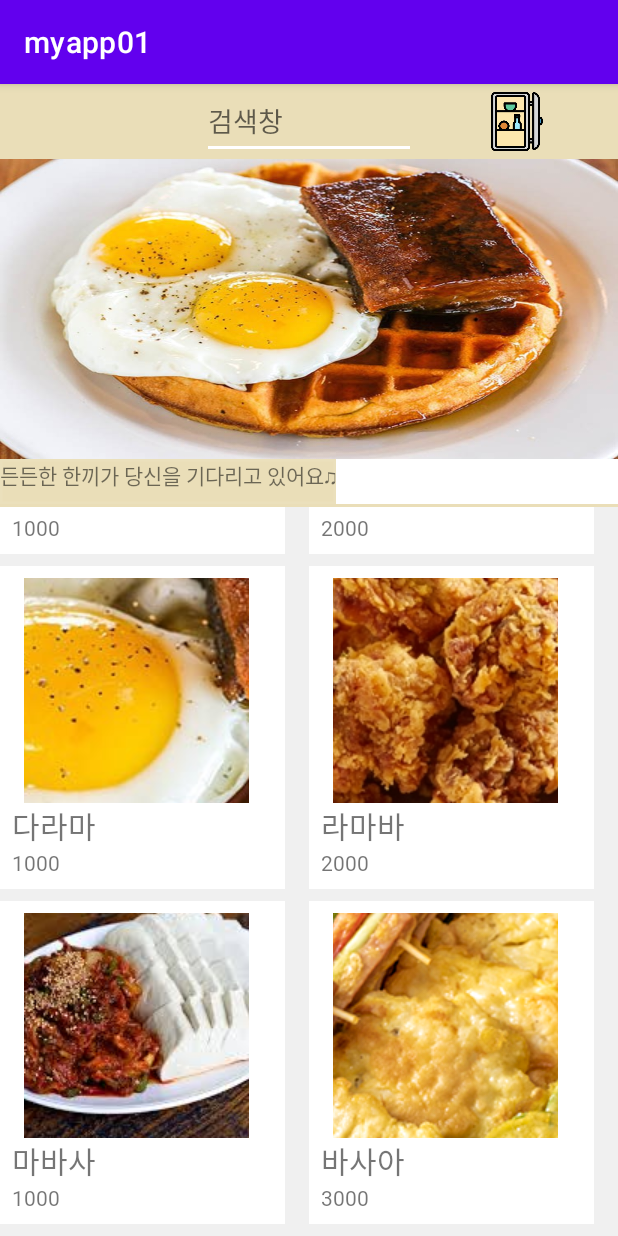
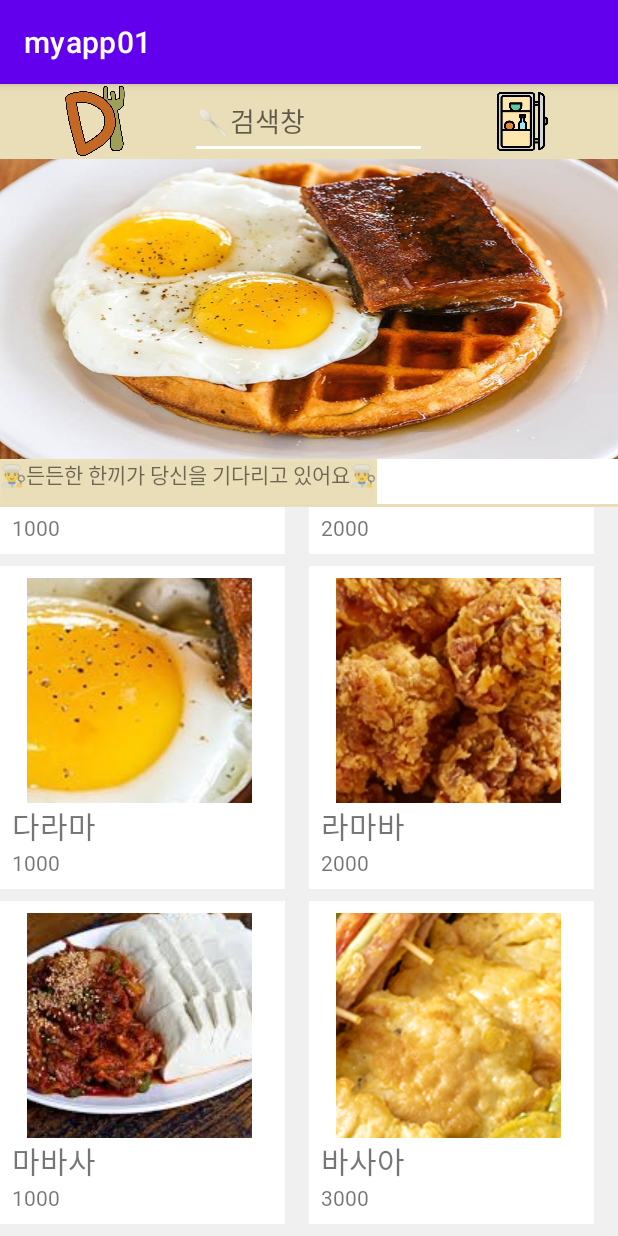
Before and after one commit to yeezze/JavaOnTheTop, an Android app: the screen it shows after launch (MainActivity), scrolled down 184 dp, on a phone screen of 412 x 824 dp. Run offline under Robolectric (Android 15) with nearby library versions, the phone set to English and light mode, and no system bars.

Commit message:
11/12 혜원 로고/스크랩버튼 디자인 추가

```diff
--- a/app/src/main/AndroidManifest.xml
+++ b/app/src/main/AndroidManifest.xml
@@ -11,7 +11,10 @@
         android:label="@string/app_name"
         android:roundIcon="@mipmap/ic_launcher_round"
         android:supportsRtl="true"
-        android:theme="@style/Theme.Myapp01">
+        android:theme="@style/Theme.Myapp01"
+
+        android:largeHeap="true"
+       >
         <activity
             android:name=".MainActivity"
             android:exported="true">
--- a/app/src/main/res/layout/activity_main.xml
+++ b/app/src/main/res/layout/activity_main.xml
@@ -21,17 +21,16 @@
             android:layout_width="50dp"
             android:layout_height="50dp"
             android:layout_weight="1"
-            tools:srcCompat="@tools:sample/avatars" />
+            app:srcCompat="@drawable/logo2" />
 
         <EditText
             android:layout_width="wrap_content"
             android:layout_height="50dp"
             android:layout_weight="1"
             android:backgroundTint="#FFFFFF"
-            android:hint="검색창"
             android:fontFamily="@font/imcresoojin"
+            android:hint="🥄검색창" />
 
-            />
 
         <ImageButton
             android:id="@+id/scrap"
@@ -61,7 +60,8 @@
             android:background="@drawable/round_background"
             android:backgroundTint="#EADEB8"
             android:fontFamily="@font/imcresoojin"
-            android:text="든든한 한끼가 당신을 기다리고 있어요♫" />
+            android:text="👨‍🍳든든한 한끼가 당신을 기다리고 있어요👨‍🍳" />
+
 
         <View
             android:layout_width="match_parent"
--- a/app/src/main/res/layout/item.xml
+++ b/app/src/main/res/layout/item.xml
@@ -17,7 +17,7 @@
         android:id="@+id/imageBtn"
         android:layout_width="150dp"
         android:layout_height="150dp"
-        android:layout_marginLeft="8dp"
+        android:layout_marginLeft="10dp"
         android:src="@drawable/icon2" />
 
     <TextView
```
Also changed, not shown: app/src/main/res/layout/activity_sub_menu.xml (+17 -10 lines), app/src/main/res/drawable/lock.jpg (added), app/src/main/res/drawable/logo2.jpg (added).
